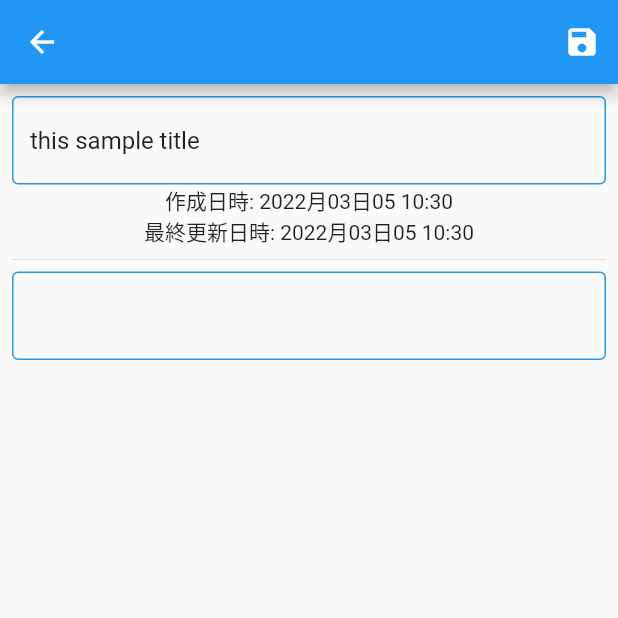
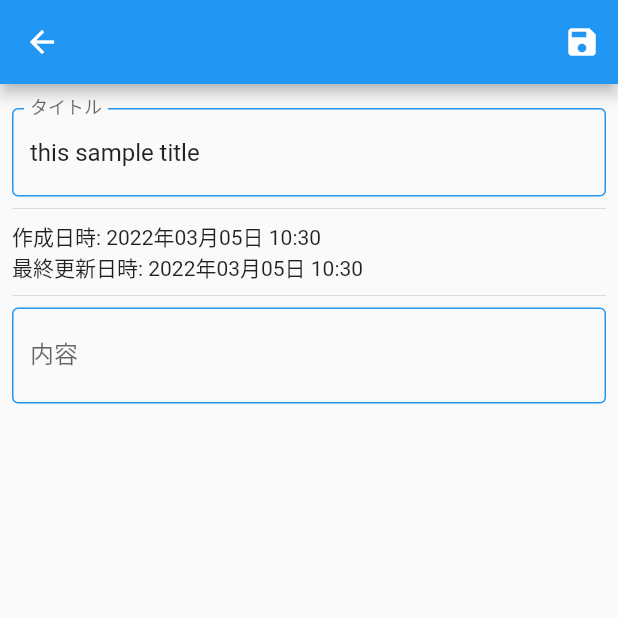
Before and after one commit to Pregum/prememo, a Flutter app: the ContentCreatePage screen opened by its route, on a phone screen of 412 x 824 dp, the top half of it. Run offline on Flutter 3.47's test engine with Material 2 defaults, Android fonts, the phone set to English and light mode, and no system bars; our stand-ins replace cloud_firestore, firebase_auth, firebase_core, flutter_dotenv, flutter_riverpod; missing offline and left inert: flutterfire_ui; accounts and stored records are empty.

Commit message:
update: 作成日時と更新日時を左寄席にした。

```diff
--- a/lib/model/content.dart
+++ b/lib/model/content.dart
@@ -56,7 +56,7 @@ class Content {
 extension ContentExt on DateTime {
   String toPrettyStr() {
     initializeDateFormatting('ja_JP');
-    final formatted = DateFormat('yyyy月MM日dd HH:mm', 'ja');
+    final formatted = DateFormat('yyyy年MM月dd日 HH:mm', 'ja');
     return formatted.format(this);
   }
 }
--- a/lib/view/content/content_create_page.dart
+++ b/lib/view/content/content_create_page.dart
@@ -88,6 +88,7 @@ class _ContentCreatePageState extends ConsumerState<ContentCreatePage> {
                 minWidth: MediaQuery.of(context).size.width,
               ),
               child: Column(
+                crossAxisAlignment: CrossAxisAlignment.stretch,
                 children: <Widget>[
                   Center(
                     child: Hero(
@@ -96,20 +97,28 @@ class _ContentCreatePageState extends ConsumerState<ContentCreatePage> {
                         // hero inside need material.
                         // ref: https://stackoverflow.com/questions/68599745/no-material-widget-found-hero-animation-is-not-working-with-textfield
                         type: MaterialType.transparency,
+                        child: Padding(
+                          padding: const EdgeInsets.only(top: 8.0),
                           child: TextField(
                             controller: _titleEditingController,
                             maxLength: null,
-                          maxLines: null,
+                            maxLines: 1,
                             decoration: InputDecoration(
+                              label: const Text('タイトル'),
                               enabledBorder: OutlineInputBorder(
                                 borderSide: BorderSide(
                                     color: Theme.of(context).primaryColor),
                               ),
                             ),
+                            // 次のカーソルへ移動
+                            // ref: https://stackoverflow.com/questions/52150677/how-to-shift-focus-to-the-next-textfield-in-flutter
+                            textInputAction: TextInputAction.next,
                           ),
                         ),
                       ),
                     ),
+                  ),
+                  const Divider(),
                   Text('作成日時: ${content.createdAt.toDate().toPrettyStr()}'),
                   Text('最終更新日時: ${content.updatedAt.toDate().toPrettyStr()}'),
                   const Divider(),
@@ -117,9 +126,12 @@ class _ContentCreatePageState extends ConsumerState<ContentCreatePage> {
                     maxLength: null,
                     maxLines: null,
                     decoration: InputDecoration(
+                      label: const Text('内容'),
+                      hintText: '記入後、右上の保存ボタンで保存できます。',
                       enabledBorder: OutlineInputBorder(
-                        borderSide:
-                            BorderSide(color: Theme.of(context).primaryColor),
+                        borderSide: BorderSide(
+                          color: Theme.of(context).primaryColor,
+                        ),
                       ),
                     ),
                     controller: _textEditingController,
```
Lines whose indentation alone changed are shown as unchanged.
